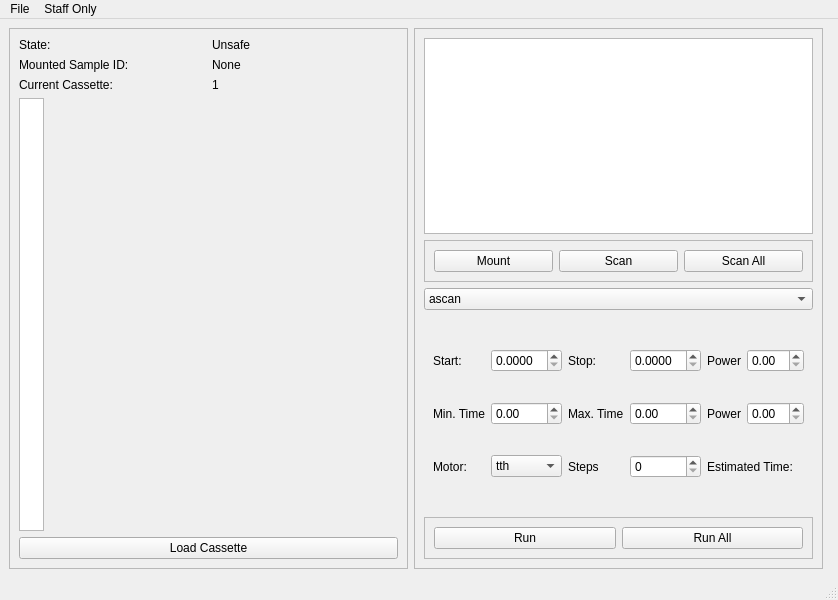
First picture: the form in roboto_gui/sample_gui.ui, repository rwalroth/roboto_gui, before the edit.
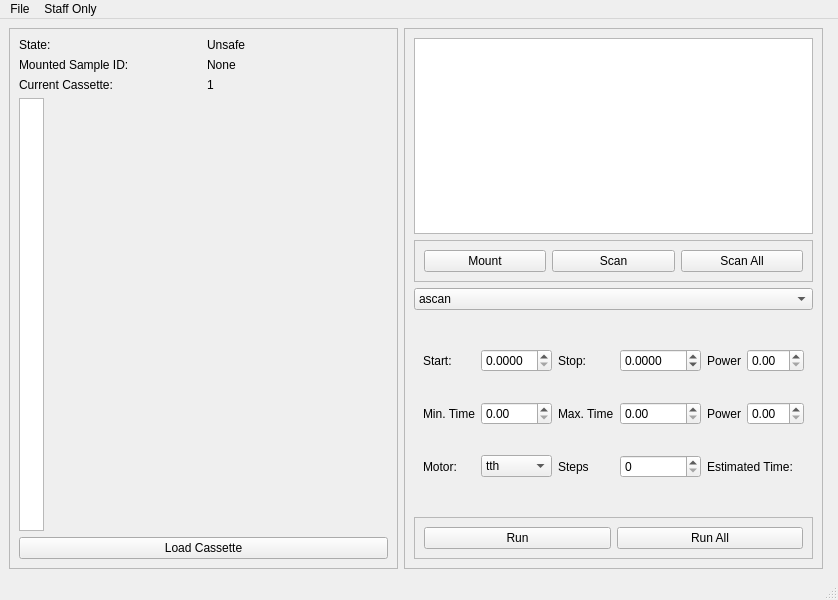
Second picture: the form after the edit. The open tabs and pages were chosen to show the change.

```diff
--- a/roboto_gui/sample_gui.ui
+++ b/roboto_gui/sample_gui.ui
@@ -322,12 +322,18 @@
              <property name="decimals">
               <number>4</number>
              </property>
+             <property name="minimum">
+              <double>-180.000000000000000</double>
+             </property>
+             <property name="maximum">
+              <double>180.000000000000000</double>
+             </property>
             </widget>
            </item>
            <item row="4" column="4">
             <widget class="QSpinBox" name="stepsSpinBoxP">
              <property name="maximum">
-              <number>1000</number>
+              <number>999</number>
              </property>
             </widget>
            </item>
```
Left out of the diff: 6 changed lines with no effect on the pictures.
